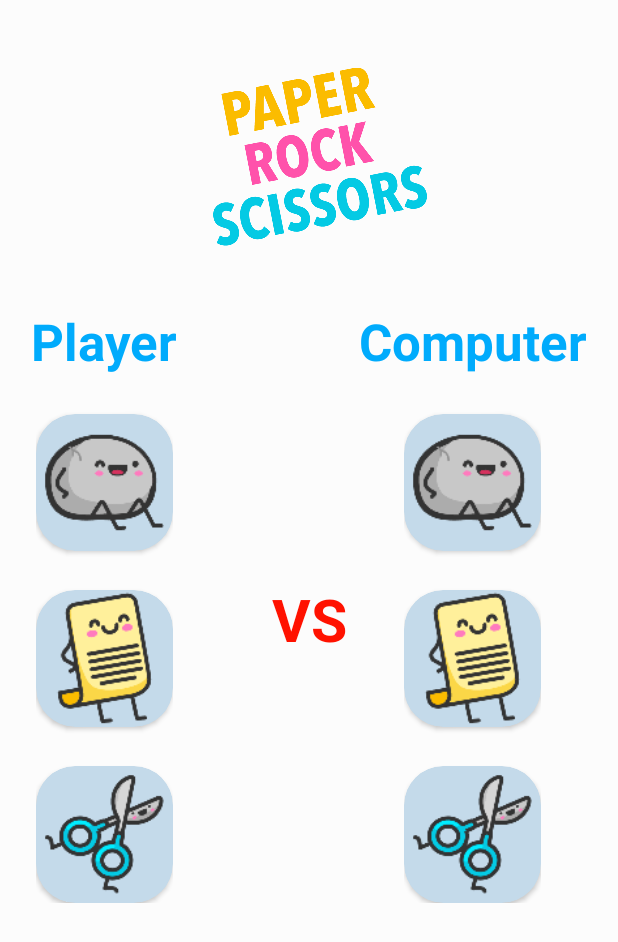
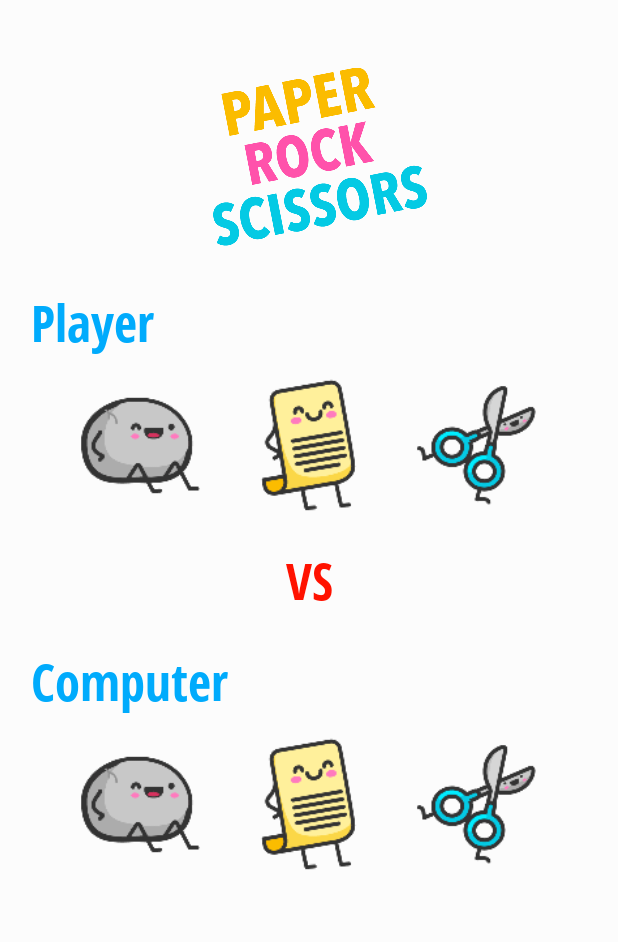
Before and after one commit to savitrisekar/SuitGameChallenge, an Android app: the screen it shows after launch (GameActivity), on a phone screen of 412 x 824 dp. Shown: the top 942 px of the screen. Run offline under Robolectric (Android 15) with nearby library versions, the phone set to English and light mode, and no system bars; our stand-ins replace sdp/ssp sizes.

Commit message:
[sekar] update layout, function, enum

```diff
--- a/app/src/main/java/com/binar/suitgamechallenge/enum/SuitCharacter.kt
+++ b/app/src/main/java/com/binar/suitgamechallenge/enum/SuitCharacter.kt
@@ -1,7 +1,12 @@
 package com.binar.suitgamechallenge.enum
 
-enum class SuitCharacter {
-    ROCK,
-    PAPER,
-    SCISSORS
+enum class SuitCharacter(val value: Int) {
+    IDLE(-1),
+    ROCK(0),
+    PAPER(1),
+    SCISSOR(2);
+
+    companion object {
+        fun getByValue(value: Int) = values().first { it.value == value }
+    }
 }
--- a/app/src/main/java/com/binar/suitgamechallenge/enum/SuitPosition.kt
+++ /dev/null
@@ -1,7 +0,0 @@
-package com.binar.suitgamechallenge.enum
-
-enum class SuitPosition {
-    TOP,
-    MIDDLE,
-    BOTTOM
-}
--- a/app/src/main/java/com/binar/suitgamechallenge/ui/game/GameActivity.kt
+++ b/app/src/main/java/com/binar/suitgamechallenge/ui/game/GameActivity.kt
@@ -1,17 +1,32 @@
 package com.binar.suitgamechallenge.ui.game
 
 import android.os.Bundle
+import android.util.Log
+import android.view.View
+import android.widget.ImageView
+import androidx.appcompat.app.AlertDialog
 import androidx.appcompat.app.AppCompatActivity
+import com.binar.suitgamechallenge.R
 import com.binar.suitgamechallenge.databinding.ActivityGameBinding
+import com.binar.suitgamechallenge.enum.SuitCharacter
+import com.binar.suitgamechallenge.enum.SuitCharacterSide
+import kotlin.random.Random
 
 class GameActivity : AppCompatActivity() {
 
+    private val TAG = GameActivity::class.simpleName
+
     private lateinit var binding: ActivityGameBinding
+
+    private var playerPosition: Int = -1
+    private var compPosition: Int = -1
+    private var isGameFinished: Boolean = false
 
     override fun onCreate(savedInstanceState: Bundle?) {
         super.onCreate(savedInstanceState)
-//        setContentView(R.layout.activity_game)
         bindView()
+        setInitialState()
+        setClickListener()
     }
 
     private fun bindView() {
@@ -19,4 +34,115 @@ class GameActivity : AppCompatActivity() {
         setContentView(binding.root)
         supportActionBar?.hide()
     }
+
+    private fun setInitialState() {
+        selectPlayer(playerPosition, SuitCharacterSide.PLAYER)
+        selectPlayer(compPosition, SuitCharacterSide.COMPUTER)
+
+        binding.tvVs.text = getString(R.string.text_vs)
+        binding.tvRestart.visibility = View.INVISIBLE
+    }
+
+    private fun setClickListener() {
+
+        binding.ivPlayerRock.setOnClickListener {
+            if (!isGameFinished) {
+                playerPosition = 0
+                startGame()
+            }
+        }
+
+        binding.ivPlayerPaper.setOnClickListener {
+            if (!isGameFinished) {
+                playerPosition = 1
+                startGame()
+            }
+        }
+
+        binding.ivPlayerScissor.setOnClickListener {
+            if (!isGameFinished) {
+                playerPosition = 2
+                startGame()
+            }
+        }
+
+        binding.tvRestart.setOnClickListener {
+            if (isGameFinished) {
+                isGameFinished = false
+                resetGame()
+            }
+        }
+    }
+
+    private fun startGame() {
+        //random computer
+        compPosition = Random.nextInt(0, 3)
+        //set select player
+        selectPlayer(playerPosition, SuitCharacterSide.PLAYER)
+        Log.d(TAG, "player: $playerPosition")
+        //set select computer
+        selectPlayer(compPosition, SuitCharacterSide.COMPUTER)
+        Log.d(TAG, "computer: $compPosition")
+
+        //proceed winner
+        when {
+            playerPosition == compPosition -> {
+                binding.tvVs.text = getString(R.string.text_draw)
+            }
+            (playerPosition + 1) % 3 == compPosition -> {
+                binding.tvVs.text = getString(R.string.text_comp_win)
+            }
+            else -> {
+                binding.tvVs.text = getString(R.string.text_player_win)
+            }
+        }
+
+        isGameFinished = true
+        binding.tvRestart.visibility = View.VISIBLE
+    }
+
+    private fun resetGame() {
+        isGameFinished = false
+        binding.tvVs.text = getString(R.string.text_vs)
+        binding.tvRestart.visibility = View.INVISIBLE
+
+        binding.ivPlayerRock.setBackgroundColor(0)
+        binding.ivPlayerPaper.setBackgroundColor(0)
+        binding.ivPlayerScissor.setBackgroundColor(0)
+
+        binding.ivComputerRock.setBackgroundColor(0)
+        binding.ivComputerPaper.setBackgroundColor(0)
+        binding.ivComputerScissor.setBackgroundColor(0)
+    }
+
+    private fun selectPlayer(
+        suitCharacter: Int,
+        suitCharacterSide: SuitCharacterSide
+    ) {
+        val ivRock: ImageView?
+        val ivPaper: ImageView?
+        val ivScissor: ImageView?
+
+        if (suitCharacterSide == SuitCharacterSide.PLAYER) {
+            ivRock = binding.ivPlayerRock
+            ivPaper = binding.ivPlayerPaper
+            ivScissor = binding.ivPlayerScissor
+        } else {
+            ivRock = binding.ivComputerRock
+            ivPaper = binding.ivComputerPaper
+            ivScissor = binding.ivComputerScissor
+        }
+
+        when (SuitCharacter.getByValue(suitCharacter)) {
+            SuitCharacter.ROCK -> {
+                ivRock.setBackgroundResource(R.drawable.bg_select_character)
+            }
+            SuitCharacter.PAPER -> {
+                ivPaper.setBackgroundResource(R.drawable.bg_select_character)
+            }
+            SuitCharacter.SCISSOR -> {
+                ivScissor.setBackgroundResource(R.drawable.bg_select_character)
+            }
+        }
+    }
 }
--- /dev/null
+++ b/app/src/main/res/drawable/bg_select_character.xml
@@ -0,0 +1,5 @@
+<?xml version="1.0" encoding="utf-8"?>
+<shape xmlns:android="http://schemas.android.com/apk/res/android">
+    <solid android:color="@color/color_select_character" />
+    <corners android:radius="@dimen/_20sdp" />
+</shape>
--- a/app/src/main/res/layout/activity_game.xml
+++ b/app/src/main/res/layout/activity_game.xml
@@ -19,67 +19,49 @@
 
     <LinearLayout
         android:id="@+id/ll_player"
-        android:layout_width="wrap_content"
+        android:layout_width="match_parent"
         android:layout_height="wrap_content"
         android:layout_marginStart="@dimen/_16sdp"
-        android:layout_marginTop="@dimen/_30sdp"
+        android:layout_marginTop="@dimen/_20sdp"
+        android:layout_marginEnd="@dimen/_16sdp"
         android:orientation="vertical"
+        app:layout_constraintBottom_toTopOf="@id/tv_vs"
+        app:layout_constraintEnd_toEndOf="parent"
         app:layout_constraintStart_toStartOf="parent"
         app:layout_constraintTop_toBottomOf="@id/iv_game">
 
         <TextView
             android:layout_width="wrap_content"
             android:layout_height="wrap_content"
+            android:fontFamily="@font/open_sans_condensed_bold"
             android:text="@string/text_player"
+            android:textColor="@color/color_blue"
             android:textSize="@dimen/_26ssp"
-            android:textStyle="bold"
-            android:textColor="@color/color_blue"/>
+            android:textStyle="bold" />
 
         <LinearLayout
-            android:layout_width="wrap_content"
+            android:layout_width="match_parent"
             android:layout_height="wrap_content"
-            android:orientation="vertical"
-            android:layout_gravity="center">
+            android:layout_gravity="center"
+            android:layout_marginTop="@dimen/_10sdp"
+            android:gravity="center"
+            android:orientation="horizontal">
 
-            <androidx.cardview.widget.CardView
-                android:id="@+id/cv_game_rock"
-                android:layout_width="@dimen/_70sdp"
-                android:layout_height="@dimen/_70sdp"
-                android:layout_marginTop="@dimen/_20sdp"
-                app:cardBackgroundColor="@color/color_select_character"
-                app:cardCornerRadius="@dimen/_20sdp">
-
-                <ImageView
+            ivComputerRock<ImageView
                 android:id="@+id/iv_player_rock"
                 android:layout_width="@dimen/_70sdp"
                 android:layout_height="@dimen/_70sdp"
                 android:layout_gravity="center"
                 android:src="@drawable/ic_rock" />
-            </androidx.cardview.widget.CardView>
-
-            <androidx.cardview.widget.CardView
-                android:id="@+id/cv_game_paper"
-                android:layout_width="@dimen/_70sdp"
-                android:layout_height="@dimen/_70sdp"
-                android:layout_marginTop="@dimen/_20sdp"
-                app:cardBackgroundColor="@color/color_select_character"
-                app:cardCornerRadius="@dimen/_20sdp">
 
             <ImageView
                 android:id="@+id/iv_player_paper"
                 android:layout_width="@dimen/_70sdp"
                 android:layout_height="@dimen/_70sdp"
                 android:layout_gravity="center"
+                android:layout_marginStart="@dimen/_16sdp"
+                android:layout_marginEnd="@dimen/_16sdp"
                 android:src="@drawable/ic_paper" />
-            </androidx.cardview.widget.CardView>
-
-            <androidx.cardview.widget.CardView
-                android:id="@+id/cv_game_scissor"
-                android:layout_width="@dimen/_70sdp"
-                android:layout_height="@dimen/_70sdp"
-                android:layout_marginTop="@dimen/_20sdp"
-                app:cardBackgroundColor="@color/color_select_character"
-                app:cardCornerRadius="@dimen/_20sdp">
 
             <ImageView
                 android:id="@+id/iv_player_scissor"
@@ -87,7 +69,6 @@
                 android:layout_height="@dimen/_70sdp"
                 android:layout_gravity="center"
                 android:src="@drawable/ic_scissor" />
-            </androidx.cardview.widget.CardView>
         </LinearLayout>
     </LinearLayout>
 
@@ -95,46 +76,43 @@
         android:id="@+id/tv_vs"
         android:layout_width="wrap_content"
         android:layout_height="wrap_content"
-        android:text="@string/text_vs"
-        android:textSize="@dimen/_30ssp"
+        android:fontFamily="@font/open_sans_condensed_bold"
+        android:padding="@dimen/_16sdp"
+        android:textColor="@color/color_red"
+        android:textSize="@dimen/_26sdp"
         android:textStyle="bold"
-        android:textColor="@color/color_red"
-        app:layout_constraintTop_toTopOf="parent"
+        app:layout_constraintBottom_toTopOf="@id/ll_computer"
+        app:layout_constraintEnd_toEndOf="parent"
         app:layout_constraintStart_toStartOf="parent"
-        app:layout_constraintEnd_toEndOf="parent"
-        app:layout_constraintBottom_toBottomOf="parent"/>
+        app:layout_constraintTop_toBottomOf="@id/ll_player"
+        tools:text="@string/text_vs" />
 
     <LinearLayout
         android:id="@+id/ll_computer"
-        android:layout_width="wrap_content"
+        android:layout_width="match_parent"
         android:layout_height="wrap_content"
+        android:layout_marginStart="@dimen/_16sdp"
         android:layout_marginEnd="@dimen/_16sdp"
-        android:layout_marginTop="@dimen/_30sdp"
         android:orientation="vertical"
         app:layout_constraintEnd_toEndOf="parent"
-        app:layout_constraintTop_toBottomOf="@id/iv_game">
+        app:layout_constraintStart_toStartOf="parent"
+        app:layout_constraintTop_toBottomOf="@id/tv_vs">
 
         <TextView
             android:layout_width="wrap_content"
             android:layout_height="wrap_content"
+            android:fontFamily="@font/open_sans_condensed_bold"
             android:text="@string/text_computer"
+            android:textColor="@color/color_blue"
             android:textSize="@dimen/_26ssp"
-            android:textStyle="bold"
-            android:textColor="@color/color_blue"/>
+            android:textStyle="bold" />
 
         <LinearLayout
-            android:layout_width="wrap_content"
+            android:layout_width="match_parent"
             android:layout_height="wrap_content"
-            android:orientation="vertical"
-            android:layout_gravity="center">
-
-            <androidx.cardview.widget.CardView
-                android:id="@+id/cv_computer_rock"
-                android:layout_width="@dimen/_70sdp"
-                android:layout_height="@dimen/_70sdp"
-                android:layout_marginTop="@dimen/_20sdp"
-                app:cardBackgroundColor="@color/color_select_character"
-                app:cardCornerRadius="@dimen/_20sdp">
+            android:layout_marginTop="@dimen/_10sdp"
+            android:gravity="center"
+            android:orientation="horizontal">
 
             <ImageView
                 android:id="@+id/iv_computer_rock"
@@ -142,31 +120,15 @@
                 android:layout_height="@dimen/_70sdp"
                 android:layout_gravity="center"
                 android:src="@drawable/ic_rock" />
-            </androidx.cardview.widget.CardView>
-
-            <androidx.cardview.widget.CardView
-                android:id="@+id/cv_computer_paper"
-                android:layout_width="@dimen/_70sdp"
-                android:layout_height="@dimen/_70sdp"
-                android:layout_marginTop="@dimen/_20sdp"
-                app:cardBackgroundColor="@color/color_select_character"
-                app:cardCornerRadius="@dimen/_20sdp">
 
             <ImageView
                 android:id="@+id/iv_computer_paper"
                 android:layout_width="@dimen/_70sdp"
                 android:layout_height="@dimen/_70sdp"
                 android:layout_gravity="center"
+                android:layout_marginStart="@dimen/_16sdp"
+                android:layout_marginEnd="@dimen/_16sdp"
                 android:src="@drawable/ic_paper" />
-            </androidx.cardview.widget.CardView>
-
-            <androidx.cardview.widget.CardView
-                android:id="@+id/cv_computer_scissor"
-                android:layout_width="@dimen/_70sdp"
-                android:layout_height="@dimen/_70sdp"
-                android:layout_marginTop="@dimen/_20sdp"
-                app:cardBackgroundColor="@color/color_select_character"
-                app:cardCornerRadius="@dimen/_20sdp">
 
             <ImageView
                 android:id="@+id/iv_computer_scissor"
@@ -174,7 +136,6 @@
                 android:layout_height="@dimen/_70sdp"
                 android:layout_gravity="center"
                 android:src="@drawable/ic_scissor" />
-            </androidx.cardview.widget.CardView>
         </LinearLayout>
     </LinearLayout>
 
@@ -182,13 +143,14 @@
         android:id="@+id/tv_restart"
         android:layout_width="wrap_content"
         android:layout_height="wrap_content"
-        tools:text="RESTART"
+        android:layout_marginBottom="@dimen/_16sdp"
+        android:fontFamily="@font/open_sans_condensed_bold"
+        android:textColor="@color/color_blue"
         android:textSize="@dimen/_30ssp"
         android:textStyle="bold"
-        android:layout_marginBottom="@dimen/_16sdp"
-        android:textColor="@color/color_blue"
+        app:layout_constraintBottom_toBottomOf="parent"
+        app:layout_constraintEnd_toEndOf="parent"
         app:layout_constraintStart_toStartOf="parent"
-        app:layout_constraintEnd_toEndOf="parent"
-        app:layout_constraintBottom_toBottomOf="parent"/>
+        android:text="@string/text_restart" />
 
 </androidx.constraintlayout.widget.ConstraintLayout>
--- a/app/src/main/res/values/strings.xml
+++ b/app/src/main/res/values/strings.xml
@@ -3,4 +3,8 @@
     <string name="text_player">Player</string>
     <string name="text_computer">Computer</string>
     <string name="text_vs">VS</string>
+    <string name="text_restart">RESTART</string>
+    <string name="text_draw">DRAW</string>
+    <string name="text_comp_win">Computer WIN!</string>
+    <string name="text_player_win">Player WIN!</string>
 </resources>
```
Also changed, not shown: app/src/main/res/font/open_sans_condensed_bold.ttf (added). Lines whose indentation alone changed are shown as unchanged.
